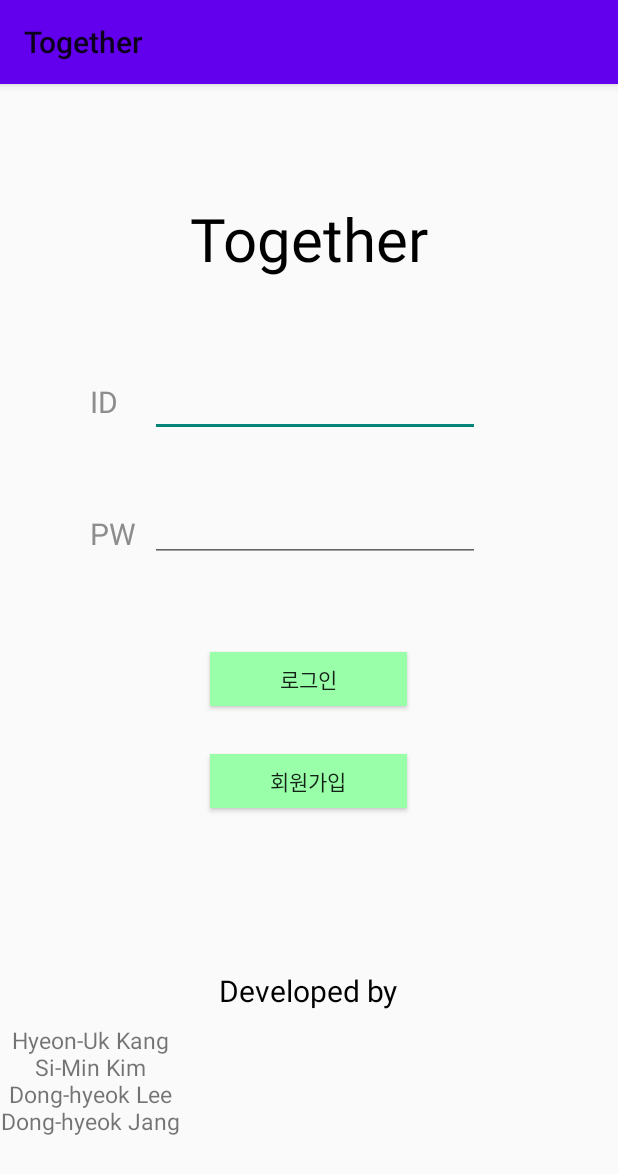
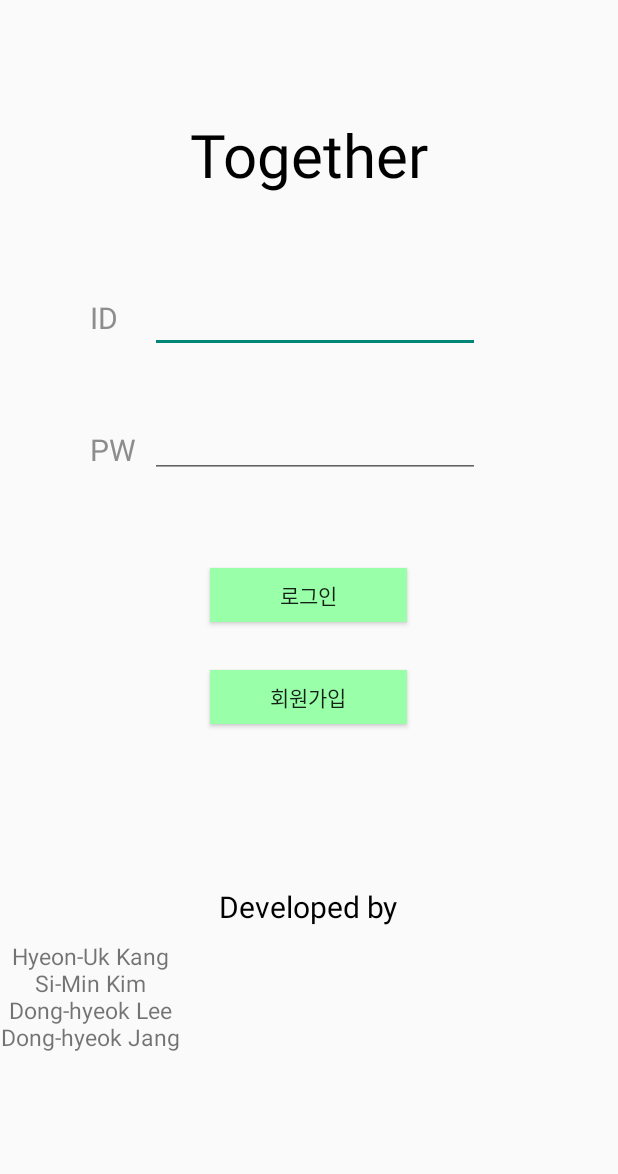
Before and after one commit to JDhyeok/opensource-project-Together, an Android app: the screen it shows after launch (LoginActivity), on a phone screen of 412 x 824 dp. Shown: the top 1174 px of the screen. Run offline under Robolectric (Android 15) with nearby library versions, the phone set to English and light mode, and no system bars; our stand-ins replace Firebase (no records; nobody signed in at launch, a user with empty details on screens opened directly).

Commit message:
chore: remove action bar

```diff
--- a/app/src/main/res/values/themes.xml
+++ b/app/src/main/res/values/themes.xml
@@ -1,6 +1,6 @@
 <resources xmlns:tools="http://schemas.android.com/tools">
     <!-- Base application theme. -->
-    <style name="Theme.Together" parent="Theme.AppCompat.Light">
+    <style name="Theme.Together" parent="Theme.AppCompat.Light.NoActionBar">
         <!-- Primary brand color. -->
         <item name="colorPrimary">@color/purple_500</item>
         <item name="colorPrimaryVariant">@color/purple_700</item>
```
